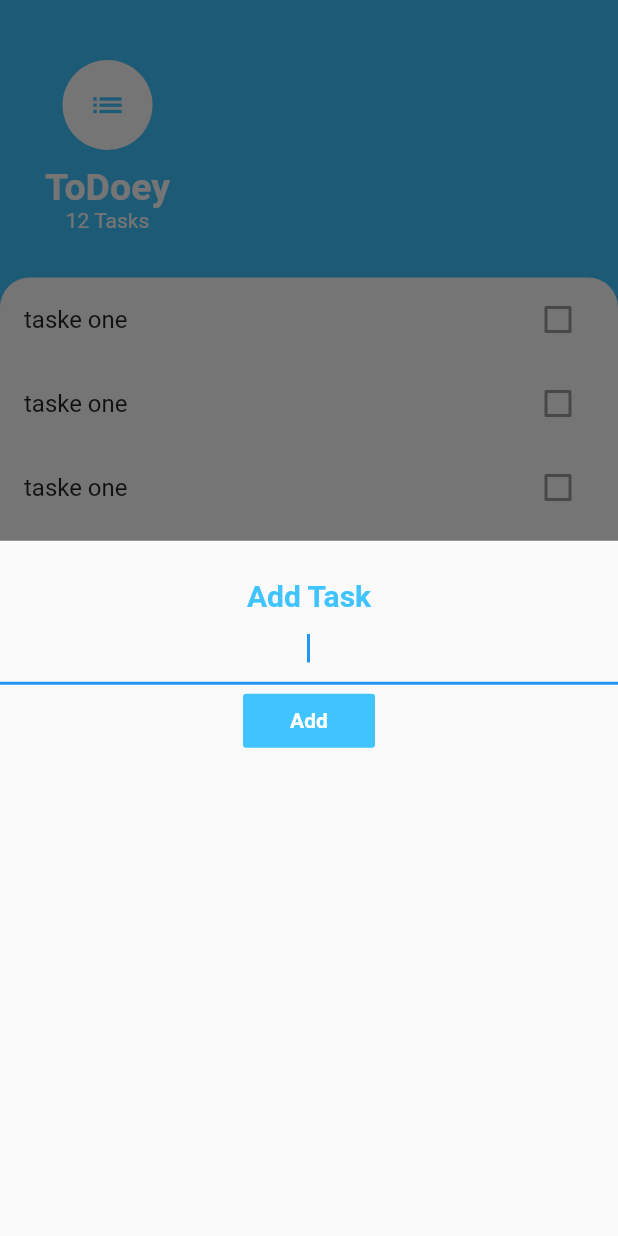
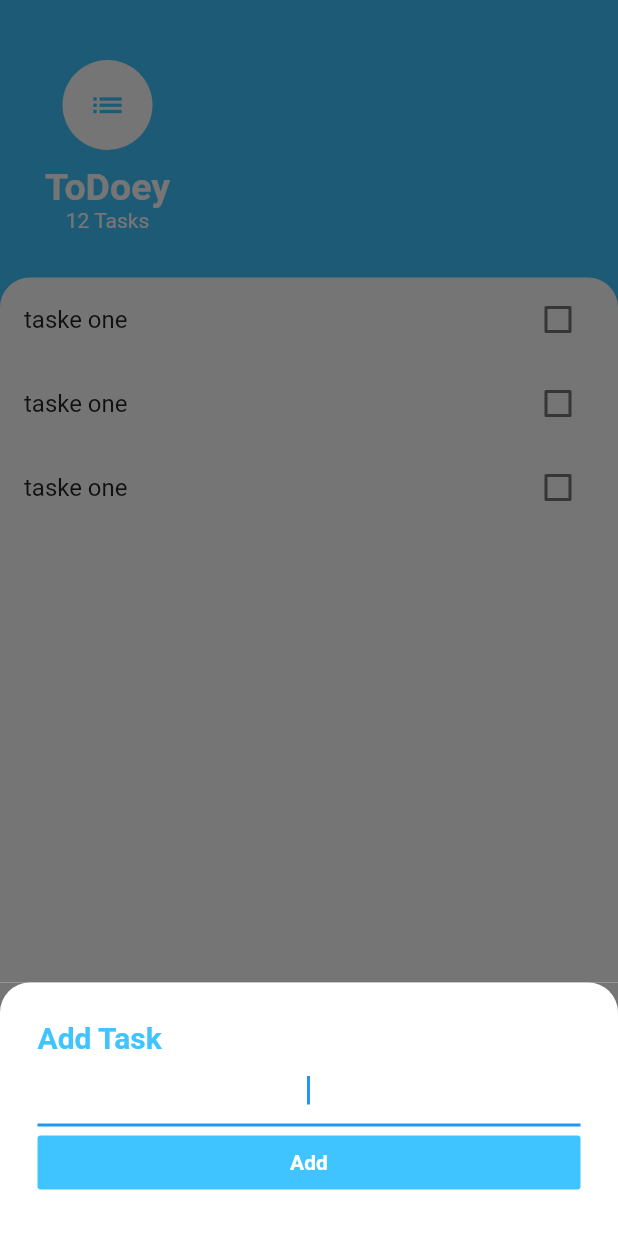
Before and after one commit to Bayan-kawas/todoey, a Flutter app: the screen it shows after launch, after a tap on the "add" icon, on a phone screen of 412 x 824 dp. Run offline on Flutter 3.47's test engine with Material 2 defaults, Android fonts, the phone set to English and light mode, and no system bars.

Commit message:
refactoring code and manage state of checkbox and the decoratin of text

```diff
--- a/lib/addTaskScreen.dart
+++ b/lib/addTaskScreen.dart
@@ -4,14 +4,18 @@ class AddTask extends StatelessWidget {
   @override
   Widget build(BuildContext context) {
     return Container(
-      padding: EdgeInsets.only(top:25),
+      color:Color(0xff757575),
+      child: Container(
+        padding: EdgeInsets.all(25),
         decoration: BoxDecoration(
+            color: Colors.white,
           borderRadius: BorderRadius.only(
             topLeft: Radius.circular(20),
             topRight: Radius.circular(20),
           ),
         ),
         child: Column(
+          crossAxisAlignment: CrossAxisAlignment.stretch,
           children: <Widget>[
             Text('Add Task',
             style: TextStyle(
@@ -38,6 +42,7 @@ class AddTask extends StatelessWidget {
             ),
           ],
         ),
+      ),
     );
   }
 }
--- /dev/null
+++ b/lib/everyTask.dart
@@ -0,0 +1,44 @@
+import 'package:flutter/material.dart';
+
+class Task extends StatefulWidget {
+  @override
+  _TaskState createState() => _TaskState();
+}
+
+class _TaskState extends State<Task> {
+  bool isChecked = false;
+
+  void checkboxCallback(bool newValue) {
+    setState(() {
+      isChecked = newValue;
+    });
+  }
+
+  @override
+  Widget build(BuildContext context) {
+    return ListTile(
+      title: Text(
+        'taske one',
+        style: TextStyle(
+            decoration: isChecked ? TextDecoration.lineThrough : null),
+      ),
+      trailing: TaskCheckbox(isChecked, checkboxCallback),
+    );
+  }
+}
+
+class TaskCheckbox extends StatelessWidget {
+  final bool checkboxState;
+  final Function toggleCheckboxState;
+
+  TaskCheckbox(this.checkboxState, this.toggleCheckboxState);
+
+  @override
+  Widget build(BuildContext context) {
+    return Checkbox(
+      activeColor: Colors.lightBlueAccent,
+      value: checkboxState,
+      onChanged: toggleCheckboxState,
+    );
+  }
+}
--- a/lib/taskScreen.dart
+++ b/lib/taskScreen.dart
@@ -1,5 +1,7 @@
 import 'package:flutter/material.dart';
 import 'addTaskScreen.dart';
+import 'tasksList.dart';
+
 class TaskScreen extends StatelessWidget {
   //Widget BuildBottomSheet(BuildContext context) => Container();
 
@@ -10,10 +12,18 @@ class TaskScreen extends StatelessWidget {
       floatingActionButton: FloatingActionButton(
         backgroundColor: Colors.lightBlueAccent,
         child: Icon(Icons.add),
-        onPressed: () {
-          showModalBottomSheet(
-              context: context, builder: (context) => AddTask(),);
-        },
+          onPressed: () {
+            showModalBottomSheet(
+                context: context,
+                isScrollControlled: true,
+                builder: (context) => SingleChildScrollView(
+                    child:Container(
+                      padding: EdgeInsets.only(bottom: MediaQuery.of(context).viewInsets.bottom),
+                      child: AddTask(),
+                    )
+                )
+            );
+          }
       ),
       body: SafeArea(
         child: Column(
@@ -61,28 +71,7 @@ class TaskScreen extends StatelessWidget {
                       topRight: Radius.circular(20),
                     ),
                   ),
-                  child: ListView(
-                    children: <Widget>[
-                      ListTile(
-                        title: Text('taske one'),
-                        trailing: Checkbox(
-                          value: false,
-                        ),
-                      ),
-                      ListTile(
-                        title: Text('taske one'),
-                        trailing: Checkbox(
-                          value: false,
-                        ),
-                      ),
-                      ListTile(
-                        title: Text('taske one'),
-                        trailing: Checkbox(
-                          value: false,
-                        ),
-                      ),
-                    ],
-                  )),
+                  child: TaskList()),
             )
           ],
         ),
--- /dev/null
+++ b/lib/tasksList.dart
@@ -0,0 +1,19 @@
+import 'package:flutter/material.dart';
+import 'everyTask.dart';
+
+class TaskList extends StatelessWidget {
+  const TaskList({
+    Key key,
+  }) : super(key: key);
+
+  @override
+  Widget build(BuildContext context) {
+    return ListView(
+      children: <Widget>[
+        Task(),
+        Task(),
+        Task(),
+      ],
+    );
+  }
+}
```
Lines whose indentation alone changed are shown as unchanged.
